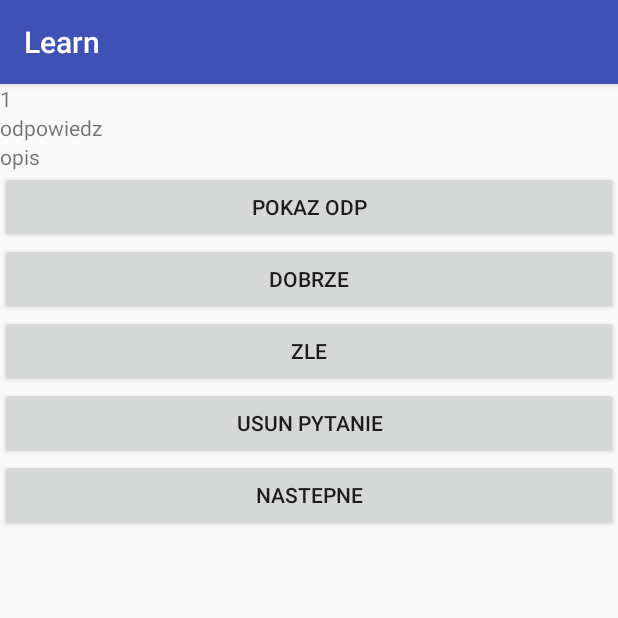
After one commit to mkruczek/Learn, an Android app: the RepeatActivity screen opened directly, with no data from a screen before it, on a phone screen of 412 x 824 dp, the top half of it. The commit adds this screen. Run offline under Robolectric (Android 15) with nearby library versions, the phone set to English and light mode, and no system bars; libraries missing offline, so code that uses them is left out: org.greenrobot.greendao; 8 statements that could not run were skipped.

Commit message:
work on Repeat Activity, progress about 50%

```diff
--- /dev/null
+++ b/app/src/main/java/pl/michalkruczek/learn/RepeatActivity.java
@@ -0,0 +1,127 @@
+package pl.michalkruczek.learn;
+
+import android.content.Context;
+import android.content.DialogInterface;
+import android.content.Intent;
+import android.support.v7.app.AlertDialog;
+import android.support.v7.app.AppCompatActivity;
+import android.os.Bundle;
+import android.view.View;
+import android.widget.TextView;
+import android.widget.Toast;
+
+import org.greenrobot.greendao.database.Database;
+
+import java.text.DateFormat;
+import java.text.SimpleDateFormat;
+import java.util.ArrayList;
+import java.util.Date;
+import java.util.List;
+
+import pl.michalkruczek.learn.db.DaoMaster;
+import pl.michalkruczek.learn.db.DaoSession;
+import pl.michalkruczek.learn.db.Question;
+import pl.michalkruczek.learn.db.QuestionDao;
+
+public class RepeatActivity extends AppCompatActivity {
+
+    private Context context;
+
+    private DaoSession daoSession;
+    private QuestionDao questionDao;
+    private List<Question> allQuestions;
+    private List<Question> todayRepeat;
+
+    private TextView repeat_question;
+    private TextView repeat_answer;
+    private TextView repeat_description;
+
+    public static int numberOfQuestion;
+
+    @Override
+    protected void onCreate(Bundle savedInstanceState) {
+        super.onCreate(savedInstanceState);
+        setContentView(R.layout.activity_repeat);
+
+        context = RepeatActivity.this;
+
+        numberOfQuestion = 0;
+
+        repeat_question = (TextView) findViewById(R.id.repeat_question);
+        repeat_answer = (TextView) findViewById(R.id.repeat_answer);
+        repeat_description = (TextView) findViewById(R.id.repeat_description);
+
+        DaoMaster.DevOpenHelper helperDB = new DaoMaster.DevOpenHelper(context, "users.db");
+        Database db = helperDB.getWritableDb();
+        daoSession = new DaoMaster(db).newSession();
+        questionDao = daoSession.getQuestionDao();
+        allQuestions = questionDao.queryBuilder().list();
+        todayRepeat = new ArrayList<>();
+
+        for (Question word : allQuestions) {
+            Date today = new Date();
+
+            DateFormat df = new SimpleDateFormat("yyyy/MM/dd");
+
+            String wordString = df.format(word.getNextRepeat());
+            String todayString = df.format(today);
+
+            if (wordString.equals(todayString)) {
+                todayRepeat.add(word);
+            }
+        }
+//TODO - create Layout, method are good
+        todayRepeat.add(new Question(1L, 1L, "1", "1", "1", new Date(), new Date(), 5));
+        todayRepeat.add(new Question(2L, 2L, "2", "2", "2", new Date(), new Date(), 4));
+        todayRepeat.add(new Question(3L, 3L, "3", "3", "3", new Date(), new Date(), 1));
+        todayRepeat.add(new Question(4L, 4L, "4", "4", "4", new Date(), new Date(), 0));
+
+        repeat_question.setText(todayRepeat.get(numberOfQuestion).getQuestion());
+
+    }
+
+    public void ShowAnswer(View view) {
+        repeat_answer.setText(todayRepeat.get(numberOfQuestion).getAnswer());
+        repeat_description.setText(todayRepeat.get(numberOfQuestion).getDescribe());
+    }
+
+    public void GoodAnswer(View view) {
+        if (todayRepeat.get(numberOfQuestion).getLevel() > 4) {
+            Toast.makeText(context, "Question on max Level", Toast.LENGTH_SHORT).show();
+        } else {
+            Toast.makeText(context, "Rise know level +1", Toast.LENGTH_SHORT).show();
+            todayRepeat.get(numberOfQuestion).setLevel(todayRepeat.get(numberOfQuestion).getLevel() + 1);
+        }
+    }
+
+    public void WrongAnswer(View view) {
+        if (todayRepeat.get(numberOfQuestion).getLevel() < 1) {
+            Toast.makeText(context, "Still on bottom level ", Toast.LENGTH_SHORT).show();
+        } else {
+            Toast.makeText(context, "hujnia know level -1", Toast.LENGTH_SHORT).show();
+            todayRepeat.get(numberOfQuestion).setLevel(todayRepeat.get(numberOfQuestion).getLevel() - 1);
+        }
+    }
+
+    public void DeleteQuestion(View view) {
+    }
+
+    public void NextQuestion(View view) {
+        if (numberOfQuestion < todayRepeat.size() - 1) {
+            numberOfQuestion += 1;
+            repeat_question.setText(todayRepeat.get(numberOfQuestion).getQuestion());
+            repeat_answer.setText("");
+            repeat_description.setText("");
+        } else {
+            AlertDialog.Builder alertDialog = new AlertDialog.Builder(context);
+            alertDialog.setMessage("Gratuluje")
+                    .setPositiveButton("END", new DialogInterface.OnClickListener() {
+                        @Override
+                        public void onClick(DialogInterface dialogInterface, int i) {
+                            Intent intent = new Intent(context, MainActivity.class);
+                            context.startActivity(intent);
+                        }
+                    }).show();
+        }
+    }
+}
--- /dev/null
+++ b/app/src/main/res/layout/activity_repeat.xml
@@ -0,0 +1,62 @@
+<?xml version="1.0" encoding="utf-8"?>
+<LinearLayout xmlns:android="http://schemas.android.com/apk/res/android"
+    xmlns:app="http://schemas.android.com/apk/res-auto"
+    xmlns:tools="http://schemas.android.com/tools"
+    android:layout_width="match_parent"
+    android:layout_height="match_parent"
+    android:orientation="vertical"
+    tools:context="pl.michalkruczek.learn.RepeatActivity">
+
+    <TextView
+        android:id="@+id/repeat_question"
+        android:layout_width="match_parent"
+        android:layout_height="wrap_content"
+        android:text="pytanie" />
+
+    <TextView
+        android:id="@+id/repeat_answer"
+        android:layout_width="match_parent"
+        android:layout_height="wrap_content"
+        android:text="odpowiedz" />
+
+    <TextView
+        android:id="@+id/repeat_description"
+        android:layout_width="match_parent"
+        android:layout_height="wrap_content"
+        android:text="opis" />
+
+    <Button
+        android:id="@+id/repeat_buttonShowAnswer"
+        android:onClick="ShowAnswer"
+        android:layout_width="match_parent"
+        android:layout_height="wrap_content"
+        android:text="pokaz odp" />
+
+    <Button
+        android:id="@+id/repeat_buttonGoodAnswer"
+        android:onClick="GoodAnswer"
+        android:layout_width="match_parent"
+        android:layout_height="wrap_content"
+        android:text="dobrze" />
+
+    <Button
+        android:id="@+id/repeat_buttonWrongAnswer"
+        android:onClick="WrongAnswer"
+        android:layout_width="match_parent"
+        android:layout_height="wrap_content"
+        android:text="zle" />
+
+    <Button
+        android:id="@+id/repeat_buttonDeleteQuestion"
+        android:onClick="DeleteQuestion"
+        android:layout_width="match_parent"
+        android:layout_height="wrap_content"
+        android:text="usun pytanie" />
+
+    <Button
+        android:id="@+id/repeat_buttonNextQuestion"
+        android:onClick="NextQuestion"
+        android:layout_width="match_parent"
+        android:layout_height="wrap_content"
+        android:text="nastepne" />
+</LinearLayout>
```
Also changed, not shown: app/src/main/AndroidManifest.xml (+7 -5 lines), app/src/main/java/pl/michalkruczek/learn/MainActivity.java (+18 -18 lines), app/src/main/res/layout/activity_main.xml (+8 -0 lines).
